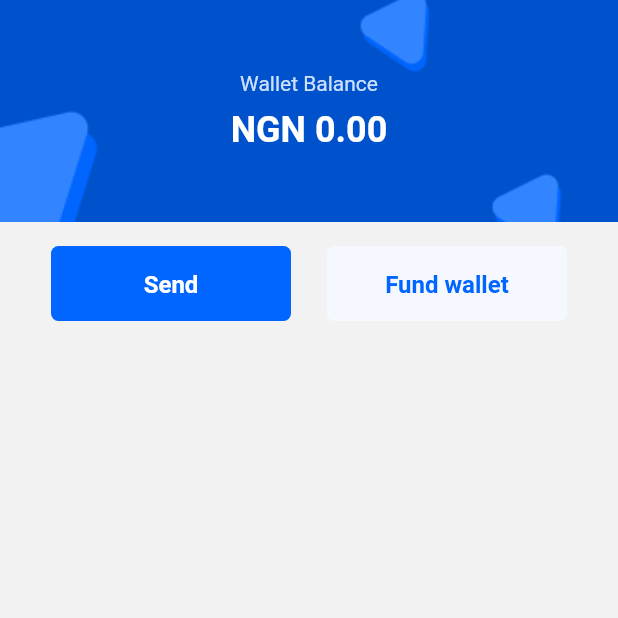
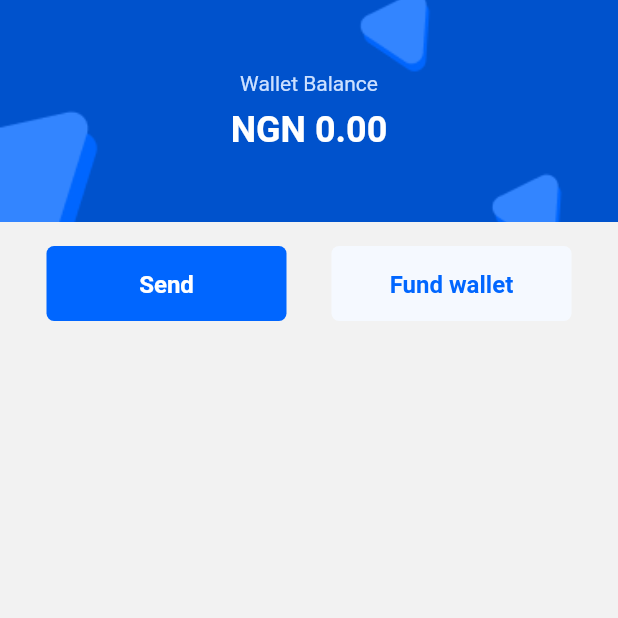
Before and after one commit to Allename/Sylar, a Flutter app: the HomeScreen screen opened directly, on a phone screen of 412 x 824 dp, the top half of it. Run offline on Flutter 3.47's test engine with Material 2 defaults, Android fonts, the light colour scheme and no system bars.

Commit message:
feat: made changes to transactbutton

```diff
--- a/lib/screens/homescreen/homescreen.dart
+++ b/lib/screens/homescreen/homescreen.dart
@@ -38,6 +38,7 @@ class _HomeScreenState extends State<HomeScreen> {
               ),
               SizedBox(height: 16.0),
               TransactButton(),
+
             ],
           ),
         ),
--- a/lib/screens/homescreen/widgets/transact_button.dart
+++ b/lib/screens/homescreen/widgets/transact_button.dart
@@ -11,7 +11,7 @@ class TransactButton extends StatelessWidget {
       child: Padding(
         padding: const EdgeInsets.symmetric(horizontal: 16.0),
         child: Row(
-          mainAxisAlignment: MainAxisAlignment.center,
+          mainAxisAlignment: MainAxisAlignment.spaceAround,
           children: [
             SizedBox(
               width: 160,
@@ -35,7 +35,6 @@ class TransactButton extends StatelessWidget {
                 ),
               ),
             ),
-            SizedBox(width: 24.0),
             SizedBox(
               width: 160,
               height: 50,
```
